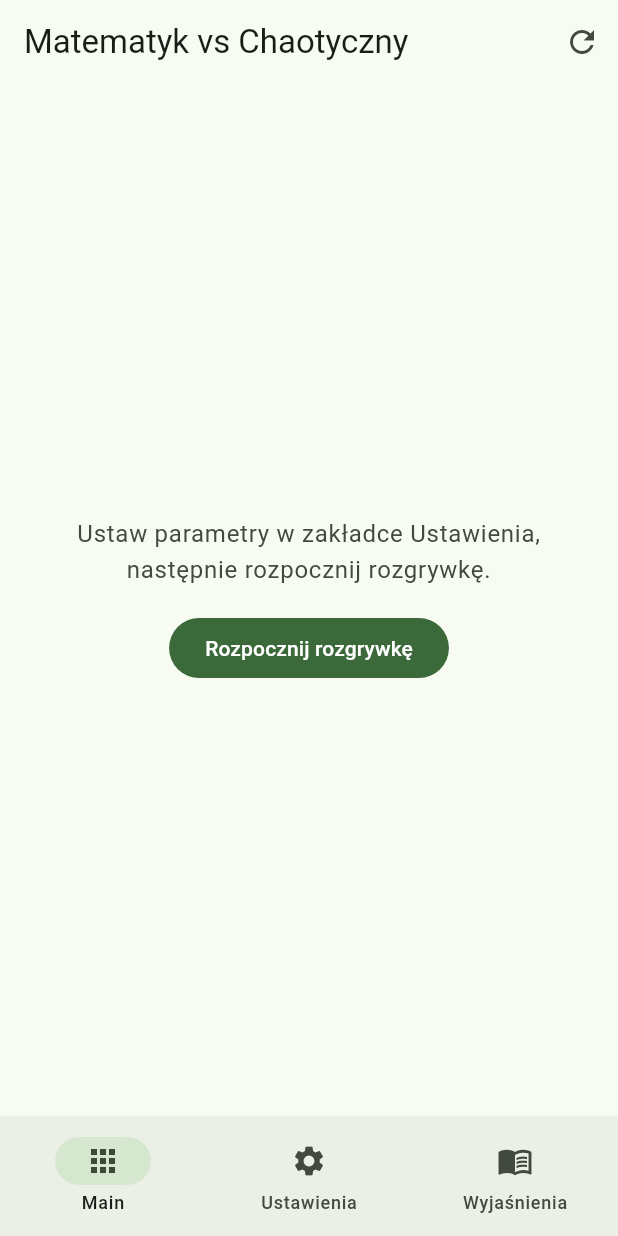
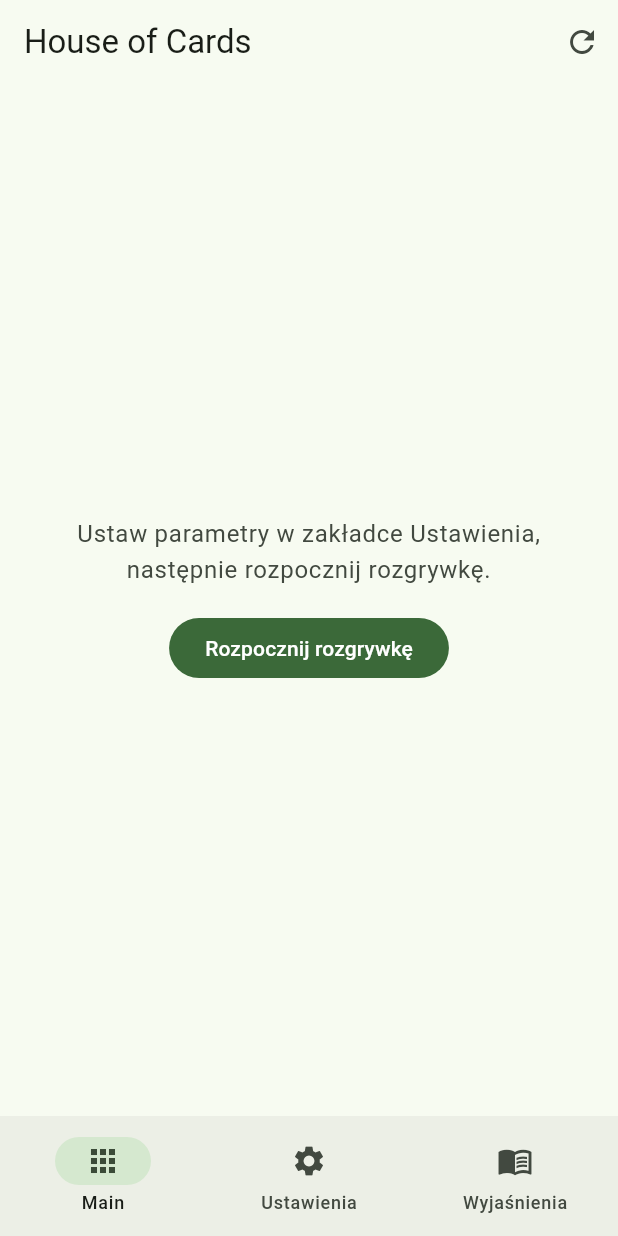
Before and after one commit to adamlipka/poker_flutter, a Flutter app: the screen it shows after launch, on a phone screen of 412 x 824 dp. Run offline on Flutter 3.47's test engine with Material 3 defaults, Android fonts, the phone set to English and light mode, and no system bars.

Commit message:
Simplify main header and move game mode label into content.
Use a stable House of Cards app bar title and show the current mode as a subtle in-view label for better readability on mobile.

Made-with: Cursor

```diff
--- a/lib/main.dart
+++ b/lib/main.dart
@@ -158,11 +158,7 @@ class _PokerHomePageState extends State<PokerHomePage> {
         children: [
           Scaffold(
             appBar: AppBar(
-              title: Text(
-                _gameMode == GameMode.botVsBot
-                    ? 'Matematyk vs Chaotyczny'
-                    : 'Ty vs ${_botType.label}',
-              ),
+              title: const Text('House of Cards'),
               actions: [
                 IconButton(
                   tooltip: 'Nowa rozgrywka (losowe ziarno)',
@@ -182,6 +178,7 @@ class _PokerHomePageState extends State<PokerHomePage> {
                     onNextStage: _nextStage,
                     onStageTapped: _onStageTapped,
                     onStartGame: _startGameFromCurrentSeed,
+                    modeLabel: 'Matematyk vs Chaotyczny',
                   )
                 : HumanVsBotView(
                     session: _humanVsBotSession,
@@ -191,6 +188,7 @@ class _PokerHomePageState extends State<PokerHomePage> {
                     onCheckOrCall: _humanCheckOrCall,
                     onRaise: _humanRaise,
                     onNextHand: _humanNextHand,
+                    modeLabel: 'Ty vs ${_botType.label}',
                   ),
           ),
           Scaffold(
--- a/lib/widgets/two_player_view.dart
+++ b/lib/widgets/two_player_view.dart
@@ -15,6 +15,7 @@ class TwoPlayerView extends StatelessWidget {
     required this.onNextStage,
     this.onStageTapped,
     required this.onStartGame,
+    required this.modeLabel,
   });
 
   final TwoPlayerSession? session;
@@ -26,6 +27,7 @@ class TwoPlayerView extends StatelessWidget {
   final VoidCallback onNextStage;
   final void Function(int index)? onStageTapped;
   final VoidCallback onStartGame;
+  final String modeLabel;
 
   static const _phaseNames = ['Pre-flop', 'Flop', 'Turn', 'River'];
 
@@ -68,6 +70,13 @@ class TwoPlayerView extends StatelessWidget {
       child: Column(
         crossAxisAlignment: CrossAxisAlignment.stretch,
         children: [
+          Text(
+            'Tryb: $modeLabel',
+            style: Theme.of(context).textTheme.bodySmall?.copyWith(
+                  color: Theme.of(context).colorScheme.onSurfaceVariant,
+                ),
+          ),
+          const SizedBox(height: 6),
           _handNavigation(context),
           const SizedBox(height: 12),
           _phaseNavigation(context, hand),
```
Also changed, not shown: lib/widgets/human_vs_bot_view.dart (+9 -0 lines).
